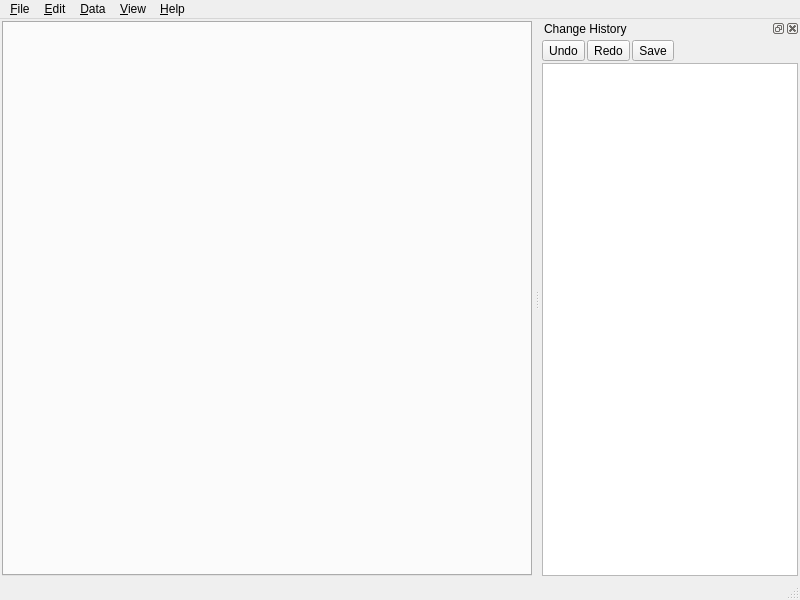
The window that src/hqc/mainwindow.ui (metno/kvhqc) describes before a commit, drawn with Qt 5.
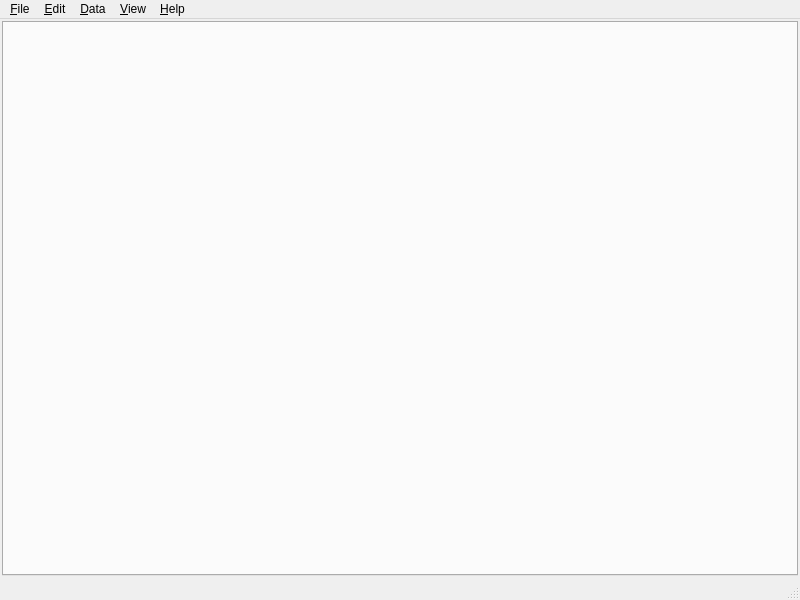
The same window after the commit.

Commit message: moved change history view to separate class

Patch:
```diff
--- a/src/hqc/mainwindow.ui
+++ b/src/hqc/mainwindow.ui
@@ -110,71 +110,6 @@
    <addaction name="menuHelp"/>
   </widget>
   <widget class="QStatusBar" name="statusbar"/>
-  <widget class="QDockWidget" name="dockHistory">
-   <property name="minimumSize">
-    <size>
-     <width>256</width>
-     <height>357</height>
-    </size>
-   </property>
-   <property name="windowTitle">
-    <string>Change History</string>
-   </property>
-   <attribute name="dockWidgetArea">
-    <number>2</number>
-   </attribute>
-   <widget class="QWidget" name="dockWidgetContents">
-    <layout class="QVBoxLayout" name="verticalLayout_3">
-     <property name="spacing">
-      <number>2</number>
-     </property>
-     <property name="margin">
-      <number>2</number>
-     </property>
-     <item>
-      <layout class="QHBoxLayout" name="horizontalLayout">
-       <item>
-        <widget class="QToolButton" name="toolButtonUndo">
-         <property name="text">
-          <string>Undo</string>
-         </property>
-        </widget>
-       </item>
-       <item>
-        <widget class="QToolButton" name="toolButtonRedo">
-         <property name="text">
-          <string>Redo</string>
-         </property>
-        </widget>
-       </item>
-       <item>
-        <widget class="QToolButton" name="toolButtonSave">
-         <property name="text">
-          <string>Save</string>
-         </property>
-        </widget>
-       </item>
-       <item>
-        <spacer name="horizontalSpacer">
-         <property name="orientation">
-          <enum>Qt::Horizontal</enum>
-         </property>
-         <property name="sizeHint" stdset="0">
-          <size>
-           <width>40</width>
-           <height>20</height>
-          </size>
-         </property>
-        </spacer>
-       </item>
-      </layout>
-     </item>
-     <item>
-      <widget class="QTreeView" name="treeChanges"/>
-     </item>
-    </layout>
-   </widget>
-  </widget>
   <action name="saveAction">
    <property name="enabled">
     <bool>false</bool>
```
The commit also changes 7 other files.
